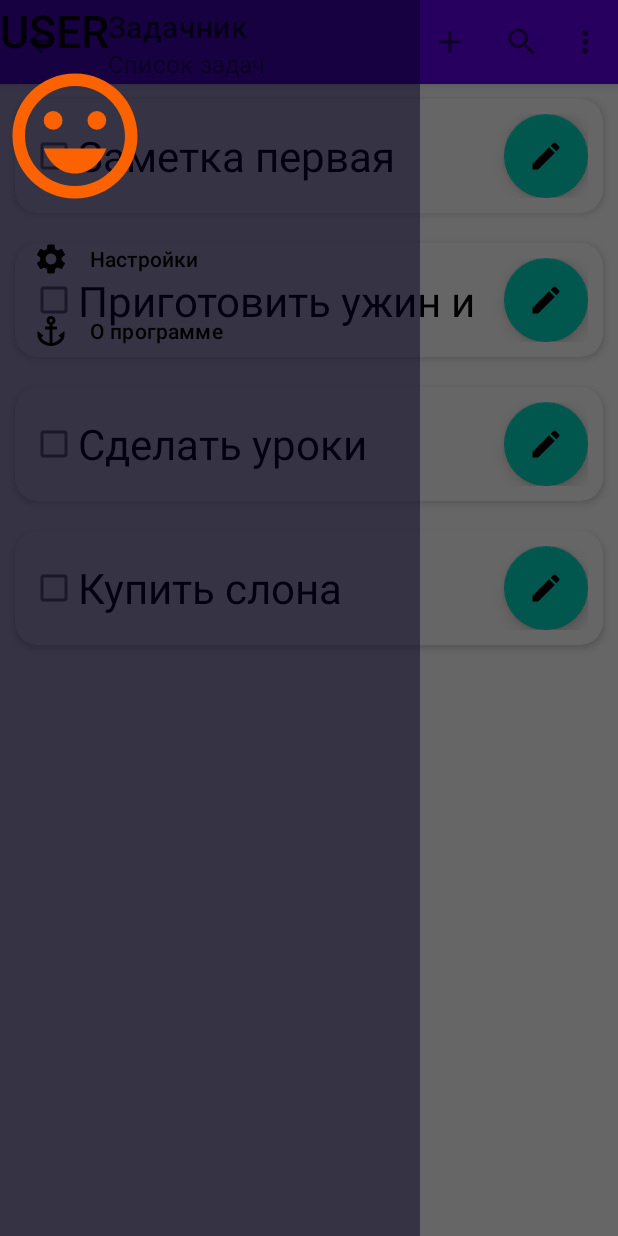
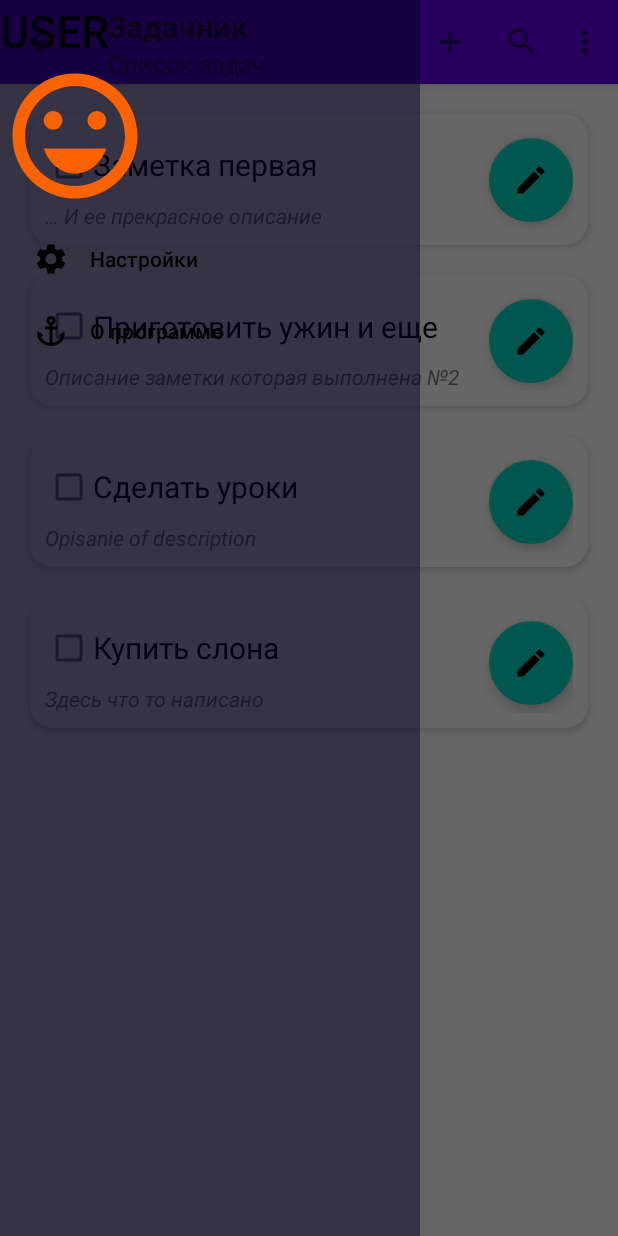
Before and after one commit to skarapedulbuk/MySimpleNotes, an Android app: the screen it shows after launch (MainActivity), with the side drawer open, on a phone screen of 412 x 824 dp. Run offline under Robolectric (Android 15) with nearby library versions, the phone set to English and light mode, and no system bars.

Commit message:
1. Сделайте фрагмент добавления и редактирования данных, если вы ещё не сделали его. - Сделано на прошлом задании.
Внесены незначительные правки в дизайн

```diff
--- a/app/src/main/java/com/skarapedulbuk/mysimplenotes/ui/junk/TaskActivity.java
+++ b/app/src/main/java/com/skarapedulbuk/mysimplenotes/ui/junk/TaskActivity.java
@@ -12,7 +12,7 @@ import com.skarapedulbuk.mysimplenotes.domain.MyTask;
 import com.skarapedulbuk.mysimplenotes.ui.details.DetailsFragment;
 import com.skarapedulbuk.mysimplenotes.ui.list.ListFragment;
 
-public class TaskActivity extends AppCompatActivity implements ListFragment.OnTaskClicked {
+public class TaskActivity extends AppCompatActivity /*implements ListFragment.OnTaskClicked*/ {
     private static final String ARG_TASK = "ARG_TASK";
 
     private MyTask selectedTask;
@@ -77,7 +77,7 @@ public class TaskActivity extends AppCompatActivity implements ListFragment.OnTa
         super.onSaveInstanceState(outState);
     }
 
-    @Override
+   // @Override
     public void onTaskClicked(MyTask task) {
         DetailsFragment detailsFragment = DetailsFragment.newInstance(task);
 
--- a/app/src/main/java/com/skarapedulbuk/mysimplenotes/ui/list/TasksAdapter.java
+++ b/app/src/main/java/com/skarapedulbuk/mysimplenotes/ui/list/TasksAdapter.java
@@ -4,6 +4,7 @@ import android.view.LayoutInflater;
 import android.view.View;
 import android.view.ViewGroup;
 import android.widget.CheckBox;
+import android.widget.TextView;
 import android.widget.Toast;
 
 import androidx.annotation.NonNull;
@@ -49,6 +50,7 @@ public class TasksAdapter extends RecyclerView.Adapter<TasksAdapter.TasksViewHol
     public void onBindViewHolder(@NonNull TasksAdapter.TasksViewHolder holder, int position) {
         MyTask task = tasks.get(position);
         holder.titleCheckBox.setText(task.getTaskTitle());
+        holder.descriptionTextView.setText(task.getTaskDescription());
     }
 
     @Override
@@ -60,13 +62,17 @@ public class TasksAdapter extends RecyclerView.Adapter<TasksAdapter.TasksViewHol
 
         CheckBox titleCheckBox;
         FloatingActionButton editButton;
+        TextView descriptionTextView;
 
         public TasksViewHolder(@NonNull View itemView) {
             super(itemView);
             titleCheckBox = itemView.findViewById(R.id.checkbox_of_task);
             titleCheckBox.setOnClickListener(v -> {
-                Toast.makeText(v.getContext(), "Item View Click", Toast.LENGTH_SHORT).show();
+                Toast.makeText(v.getContext(), "Checkbox Click", Toast.LENGTH_SHORT).show();
             });
+
+            descriptionTextView = itemView.findViewById(R.id.description_of_task);
+
 
             editButton = itemView.findViewById(R.id.edit_button);
             editButton.setOnClickListener(v -> {
--- a/app/src/main/res/layout/fragment_list.xml
+++ b/app/src/main/res/layout/fragment_list.xml
@@ -26,6 +26,7 @@
         android:id="@+id/list_root"
         android:layout_width="match_parent"
         android:layout_height="match_parent"
+        android:padding="@dimen/default_margin"
         app:layoutManager="androidx.recyclerview.widget.LinearLayoutManager"
         app:layout_behavior="@string/appbar_scrolling_view_behavior" />
 
--- a/app/src/main/res/layout/item_task.xml
+++ b/app/src/main/res/layout/item_task.xml
@@ -5,17 +5,15 @@
     xmlns:tools="http://schemas.android.com/tools"
     android:layout_width="match_parent"
     android:layout_height="wrap_content"
+    android:layout_margin="@dimen/default_margin"
     app:cardCornerRadius="15dp"
-    app:cardElevation="3dp"
-    android:layout_margin="@dimen/default_margin"
-    >
+    app:cardElevation="3dp">
 
     <androidx.constraintlayout.widget.ConstraintLayout
         android:layout_width="match_parent"
         android:layout_height="wrap_content"
         android:orientation="horizontal"
-        android:padding="@dimen/default_margin"
-        >
+        android:padding="@dimen/default_margin">
 
         <CheckBox
             android:id="@+id/checkbox_of_task"
@@ -23,24 +21,33 @@
             android:layout_height="wrap_content"
             android:maxLines="1"
             android:textSize="@dimen/checkbox_text_size"
-            app:layout_constraintBottom_toBottomOf="parent"
+            app:layout_constraintBottom_toTopOf="@id/description_of_task"
             app:layout_constraintEnd_toStartOf="@+id/edit_button"
             app:layout_constraintLeft_toLeftOf="parent"
             app:layout_constraintStart_toStartOf="parent"
             app:layout_constraintTop_toTopOf="parent"
             tools:text="@string/task1" />
 
+        <TextView
+            android:layout_width="0dp"
+            android:layout_height="wrap_content"
+            android:textStyle="italic"
+            app:layout_constraintStart_toStartOf="parent"
+            app:layout_constraintTop_toBottomOf="@+id/checkbox_of_task"
+            app:layout_constraintEnd_toStartOf="@+id/edit_button"
+            android:id="@+id/description_of_task"
+            tools:text="@string/description1" />
 
         <com.google.android.material.floatingactionbutton.FloatingActionButton
-
             android:id="@+id/edit_button"
             android:layout_width="wrap_content"
             android:layout_height="wrap_content"
             android:layout_gravity="end"
             android:text="@string/edit"
-            app:layout_constraintBottom_toBottomOf="parent"
+            app:layout_constraintEnd_toEndOf="parent"
+            app:layout_constraintBottom_toBottomOf="@id/description_of_task"
             app:layout_constraintRight_toRightOf="parent"
-            app:layout_constraintTop_toTopOf="parent"
+            app:layout_constraintTop_toTopOf="@id/checkbox_of_task"
             app:srcCompat="@drawable/ic_baseline_edit_24" />
     </androidx.constraintlayout.widget.ConstraintLayout>
 </androidx.cardview.widget.CardView>
--- a/app/src/main/res/values/dimens.xml
+++ b/app/src/main/res/values/dimens.xml
@@ -4,6 +4,7 @@
     <dimen name="default_margin">10dp</dimen>
     <dimen name="details_description_text_size">22sp</dimen>
     <dimen name="text_margin">16dp</dimen>
-    <dimen name="checkbox_text_size">28sp</dimen>
+    <dimen name="checkbox_text_size">20sp</dimen>
     <dimen name="button_text_size">24sp</dimen>
+    <dimen name="big_margin">30dp</dimen>
 </resources>
```
Also changed, not shown: app/src/main/res/layout/fragment_details.xml (+6 -4 lines).
